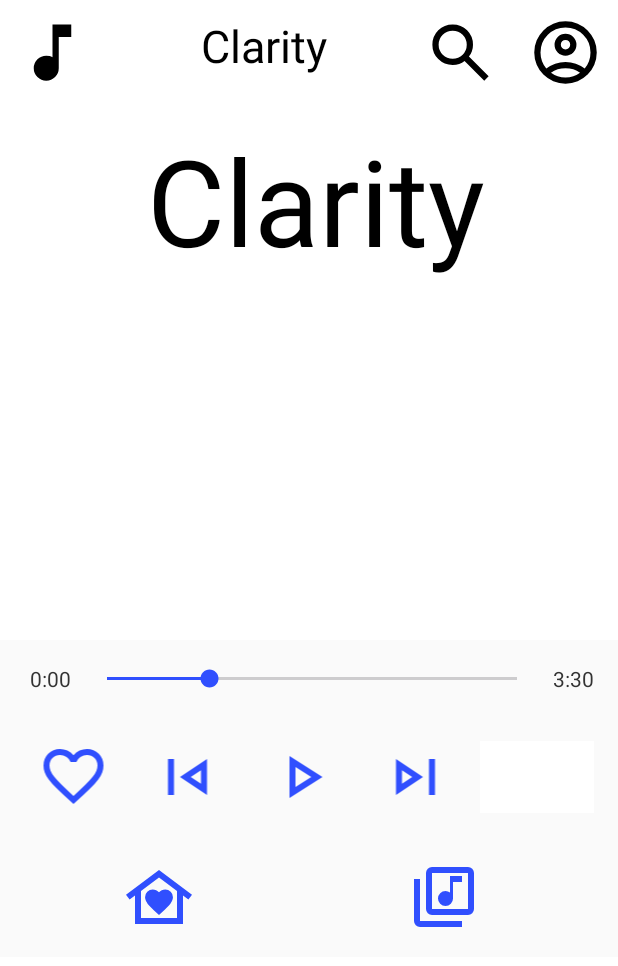
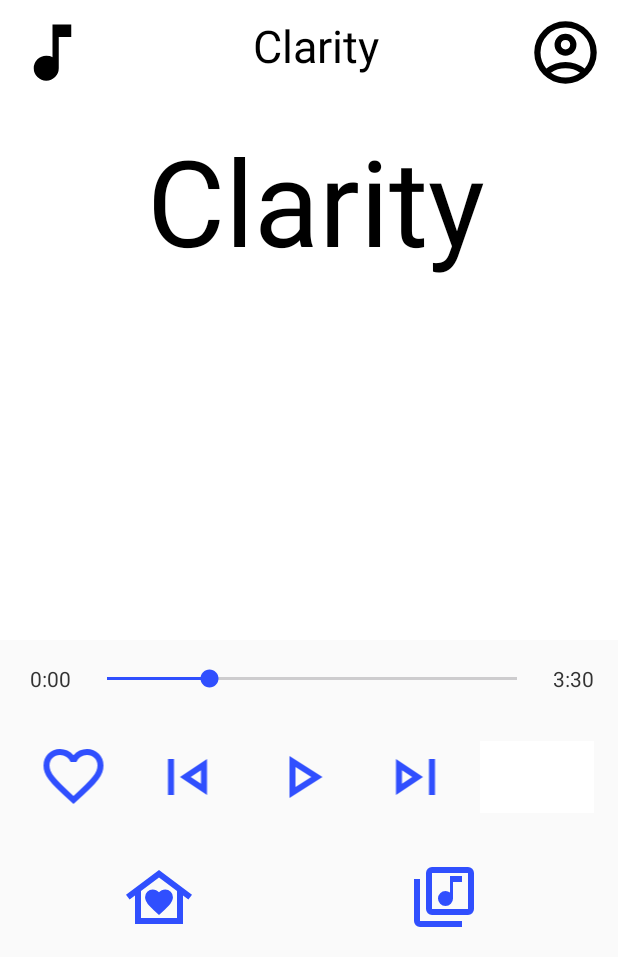
Before and after one commit to Saw-Baw-Mu-Thaw/MidPlayer, an Android app: the layout activity_play_media.xml on its own in the app's theme, with its tools: preview values and no code run, on a phone screen of 412 x 824 dp. Shown: the top 966 px of the screen. Run offline under Robolectric (Android 15) with nearby library versions, the phone set to English and light mode, and no system bars.

Commit message:
remove search songs icon in playmedia activity

```diff
--- a/app/src/main/res/layout/activity_play_media.xml
+++ b/app/src/main/res/layout/activity_play_media.xml
@@ -31,13 +31,6 @@
             android:textSize="30sp"
             android:textColor="@color/black"/>
 
-        <ImageView
-            android:id="@+id/searchSong"
-            android:layout_width="50dp"
-            android:layout_height="50dp"
-            android:layout_marginRight="20dp"
-            android:src="@drawable/ic_search"
-            app:tint = "#000000"/>
 
         <ImageView
             android:id="@+id/account"
```
